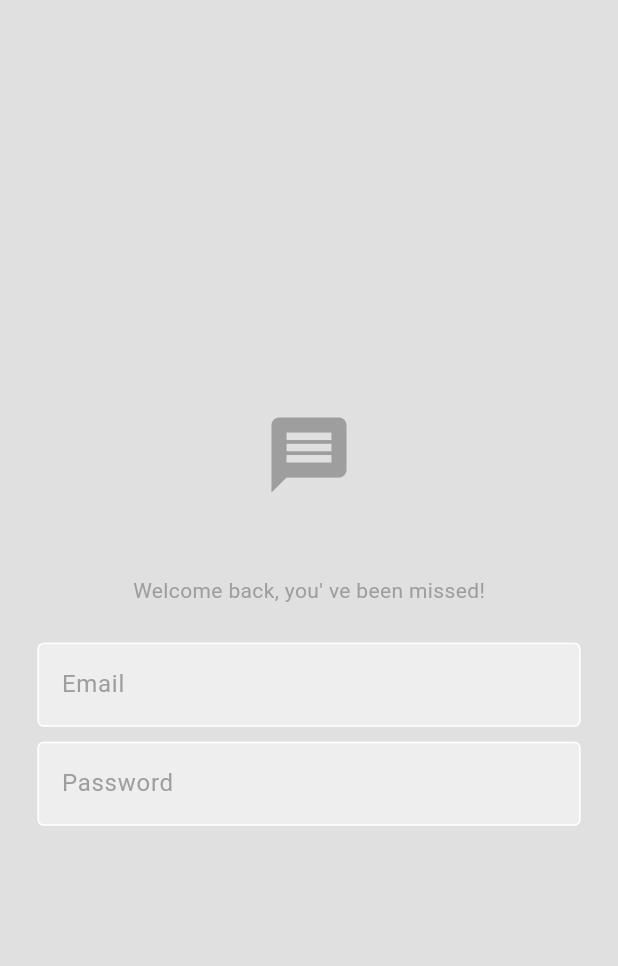
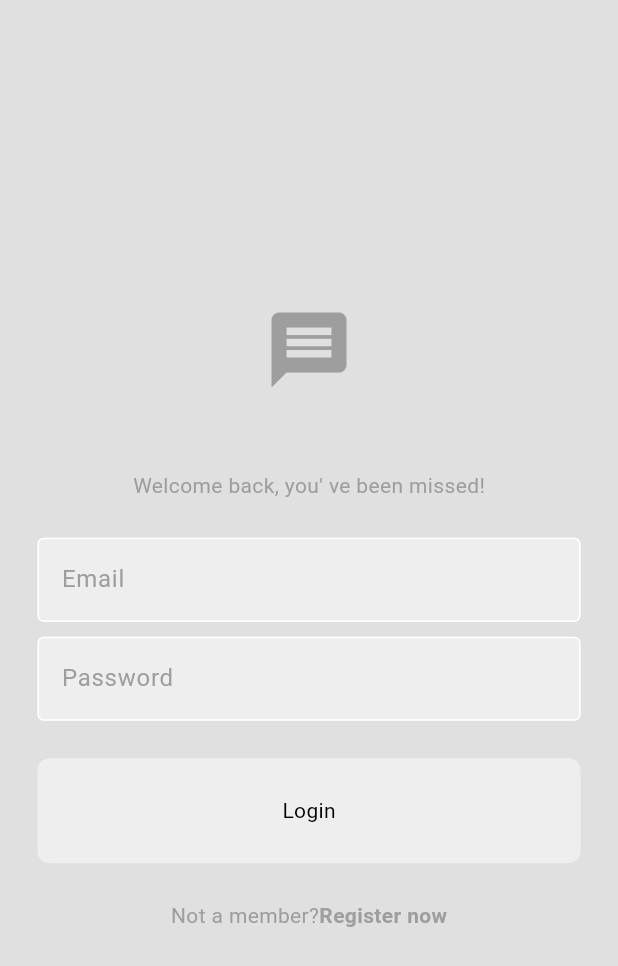
Before and after one commit to AlbertHS18/Fchatapptute, a Flutter app: the screen it shows after launch, on a phone screen of 412 x 824 dp. Shown: the top 966 px of the screen. Run offline on Flutter 3.47's test engine with Material 3 defaults, Android fonts, the phone set to English and light mode, and no system bars.

Commit message:
Commit #3

```diff
--- a/lib/components/my_button.dart
+++ b/lib/components/my_button.dart
@@ -0,0 +1,31 @@
+import 'package:flutter/material.dart';
+
+class MyButton extends StatelessWidget {
+  final void Function()? onTap;
+  final String text;
+
+  const MyButton({
+    super.key,
+    required this.text,
+    required this.onTap,
+    });
+
+  @override
+  Widget build(BuildContext context) {
+    return GestureDetector(
+      onTap: onTap,
+      child: Container(
+        decoration: BoxDecoration(
+          color: Theme.of(context).colorScheme.secondary,
+          borderRadius: BorderRadius.circular(8),
+              ),
+              padding: const EdgeInsets.all(25),
+              margin: const EdgeInsets.symmetric(horizontal: 25),
+              child: Center(
+                child: Text(text),
+              ),
+            ),
+           );
+
+        }
+      }
--- a/lib/pages/login_page.dart
+++ b/lib/pages/login_page.dart
@@ -1,3 +1,4 @@
+import 'package:fchatapptute/components/my_button.dart';
 import 'package:fchatapptute/components/my_textfield.dart';
 import 'package:flutter/material.dart';
 
@@ -9,6 +10,9 @@
     final TextEditingController _pwController = TextEditingController();
 
    LoginPage({super.key});
+
+   //login method
+   void login(){}
 
 
 
@@ -48,18 +52,43 @@
 
           const SizedBox(height: 10),
 
+        //pw textfield
         MyTextField(
           hintText: "Password",
           obscureText: true,
           controller: _pwController,
         ),
 
-        //pw textfield
+        const SizedBox(height: 25),
+
+
         //login button
+        MyButton(
+        text: "Login",
+        onTap: login,
+        ),
+
+        const SizedBox(height: 25),
+
 
         // register now
+        Row(
+          mainAxisAlignment: MainAxisAlignment.center,
+          children: [
+            Text(
+              "Not a member?",
+              style: TextStyle(color: Theme.of(context).colorScheme.primary),
+              ),
+            Text(
+              "Register now",
+              style: TextStyle(
+              fontWeight: FontWeight.bold,
+              color: Theme.of(context).colorScheme.primary),
+              ),
+          ],
+        )
 
-      ]
+      ],
       ),
     ),
     );
```
